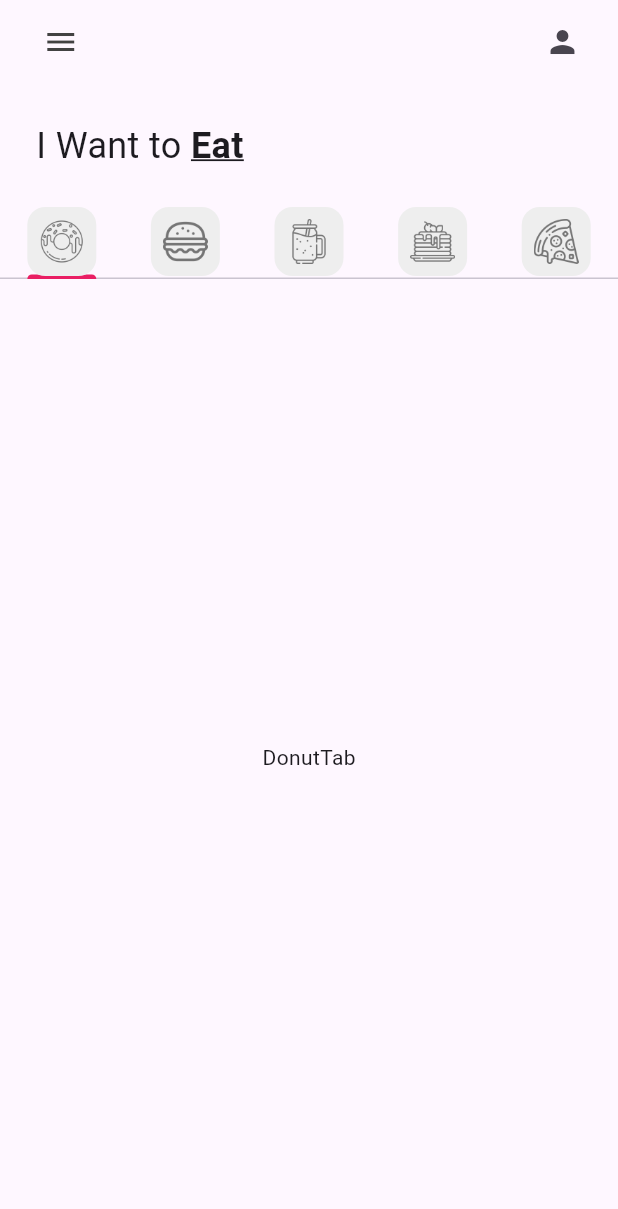
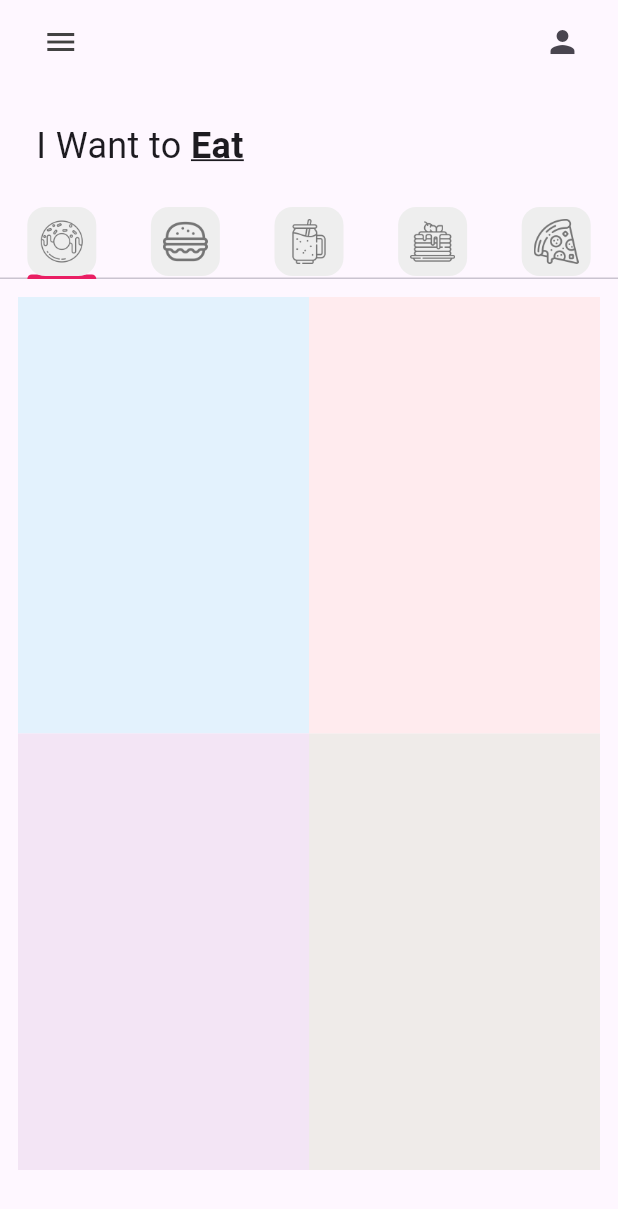
Before and after one commit to xBocos/p1_donut_app_leonardo_bocos, a Flutter app: the screen it shows after launch, on a phone screen of 412 x 824 dp. Shown: the top 1209 px of the screen. Run offline on Flutter 3.47's test engine with Material 3 defaults, Android fonts, the light colour scheme and no system bars.

Commit message:
DonutTile added

```diff
--- a/lib/tab/donut_tab.dart
+++ b/lib/tab/donut_tab.dart
@@ -1,10 +1,32 @@
 import 'package:flutter/material.dart';
+import 'package:p1_donut_app_leonardo_bocos/utils/donut_tile.dart';
 
 class DonutTab extends StatelessWidget {
+  // list of donuts
+  final List donutsOnSale = const [
+// [ donutFlavor, donutPrice, donutColor, imageName ]
+    ["Ice Cream", "36", Colors.blue, "lib/images/icecream_donut.png"],
+    ["Strawberry", "45", Colors.red, "lib/images/strawberry_donut.png"],
+    ["Grape Ape", "84", Colors.purple, "lib/images/grape_donut.png"],
+    ["Choco", "95", Colors.brown, "lib/images/chocolate_donut.png"],
+  ];
   const DonutTab({super.key});
 
   @override
   Widget build(BuildContext context) {
-    return const Center(child: Text("DonutTab"));
+    //Delegate sirve para organizar los widgets en la cuadricula
+    return GridView.builder(
+        itemCount: donutsOnSale.length,
+        padding: const EdgeInsets.all(12),
+        gridDelegate: const SliverGridDelegateWithFixedCrossAxisCount(
+            crossAxisCount: 2, childAspectRatio: 1 / 1.5),
+        itemBuilder: (context, index) {
+          return DonutTile(
+            donutFlavor: donutsOnSale[index][0],
+            donutPrice: donutsOnSale[index][1],
+            donutColor: donutsOnSale[index][2],
+            imageName: donutsOnSale[index][3],
+          );
+        });
   }
 }
--- /dev/null
+++ b/lib/utils/donut_tile.dart
@@ -0,0 +1,22 @@
+import 'package:flutter/material.dart';
+
+class DonutTile extends StatelessWidget {
+  final String donutFlavor;
+  final String donutPrice;
+  final dynamic donutColor; //dynamic porque sera de tipo color
+  final String imageName;
+
+  const DonutTile(
+      {super.key,
+      required this.donutFlavor,
+      required this.donutPrice,
+      this.donutColor,
+      required this.imageName});
+
+  @override
+  Widget build(BuildContext context) {
+    return Container(
+      decoration: BoxDecoration(color: donutColor[50]),
+    );
+  }
+}
```
